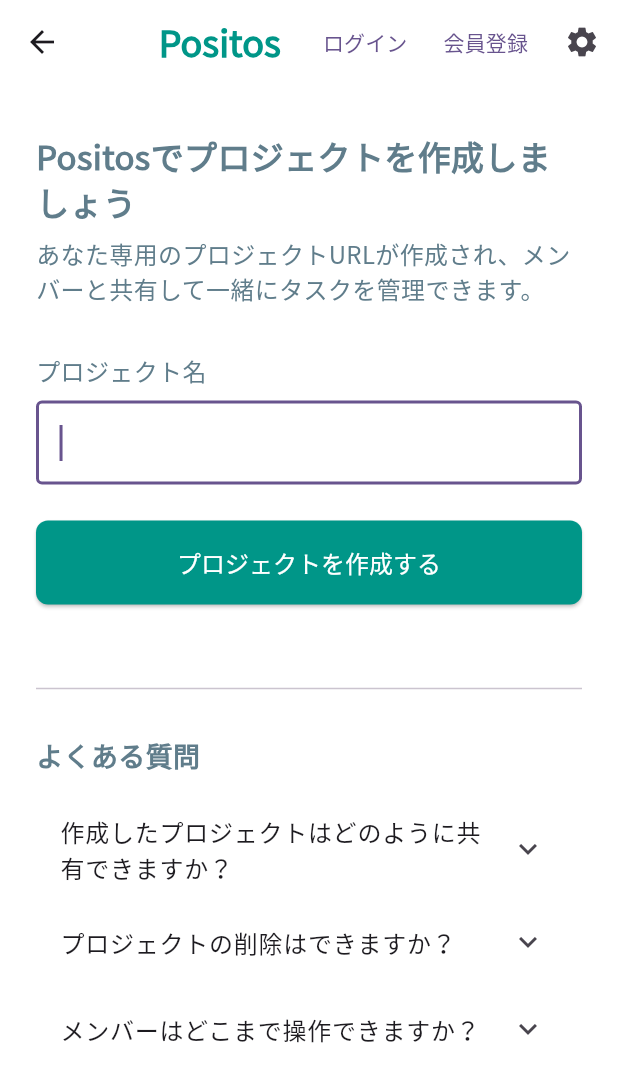
After one commit to taira51/positos-frontend-app, a Flutter app: the CreateProjectPage screen opened by its route, after a tap on "プロジェクトを作成する", on a phone screen of 412 x 824 dp. The commit adds this screen. Shown: the top 1082 px of the screen. Run offline on Flutter 3.47's test engine with Material 3 defaults, Android fonts, the phone set to English and light mode, and no system bars; our stand-ins replace firebase_auth, firebase_core, flutter_riverpod; accounts and stored records are empty; generated files the repository leaves out were written again; network calls fail.

Commit message:
プロジェクト作成画面作成（プロジェクト画面遷移まで実装済み）

```diff
--- /dev/null
+++ b/lib/models/project.dart
@@ -0,0 +1,62 @@
+
+
+class Project {
+  /// プロジェクトID
+  String? projectId;
+
+  /// プロジェクト名
+  String projectName;
+
+  /// プロジェクト順番
+  int? projectOrder;
+
+  /// 作成者ユーザーID（Firebase UID）
+  String? createUserId;
+
+  /// 作成日時
+  DateTime? createDateTime;
+
+  /// 更新ユーザーID（Firebase UID）
+  String? updateUserId;
+
+  /// 更新日時
+  DateTime? updateDateTime;
+
+  Project({
+    this.projectId,
+    required this.projectName,
+    this.projectOrder,
+    this.createUserId,
+    this.createDateTime,
+    this.updateUserId,
+    this.updateDateTime,
+  });
+
+  factory Project.fromJson(Map<String, dynamic> json) {
+    return Project(
+      projectId: json['projectId'],
+      projectName: json['projectName'],
+      projectOrder: json['projectOrder'],
+      createUserId: json['createUserId'],
+      createDateTime: json['createDateTime'] != null
+          ? DateTime.parse(json['createDateTime'])
+          : null,
+      updateUserId: json['updateUserId'],
+      updateDateTime: json['updateDateTime'] != null
+          ? DateTime.parse(json['updateDateTime'])
+          : null,
+    );
+  }
+
+  Map<String, dynamic> toJson() {
+    return {
+      'projectId': projectId,
+      'projectName': projectName,
+      'projectOrder': projectOrder,
+      'createUserId': createUserId,
+      'createDateTime': createDateTime?.toIso8601String(),
+      'updateUserId': updateUserId,
+      'updateDateTime': updateDateTime?.toIso8601String(),
+    };
+  }
+}
--- /dev/null
+++ b/lib/providers/project_providers.dart
@@ -0,0 +1,12 @@
+import 'package:flutter_riverpod/flutter_riverpod.dart';
+import 'package:positos_frontend_app/services/api_service.dart';
+import 'package:positos_frontend_app/services/project_service.dart';
+
+final apiServiceProvider = Provider<ApiService>((ref) {
+  return ApiService();
+});
+
+final projectServiceProvider = Provider<ProjectService>((ref) {
+  final api = ref.watch(apiServiceProvider);
+  return ProjectService(api: api);
+});
--- /dev/null
+++ b/lib/screens/create_project_page.dart
@@ -0,0 +1,161 @@
+import 'package:flutter_riverpod/flutter_riverpod.dart';
+import 'package:flutter/material.dart';
+
+import 'package:positos_frontend_app/widgets/common_app_bar.dart';
+
+import 'package:positos_frontend_app/providers/project_providers.dart';
+import 'package:positos_frontend_app/services/project_service.dart';
+import 'package:positos_frontend_app/models/project.dart';
+
+class CreateProjectPage extends ConsumerStatefulWidget {
+  const CreateProjectPage({super.key});
+
+  @override
+  ConsumerState<CreateProjectPage> createState() => _CreateProjectPageState();
+}
+
+class _CreateProjectPageState extends ConsumerState<CreateProjectPage> {
+  // サービスクラス
+  late final ProjectService projectService; // プロジェクト作成サービス
+
+  // 入力フォーム
+  final TextEditingController _projectNameInputController =
+      TextEditingController(); // プロジェクト名入力フォーム
+
+  // フォーカス
+  final _projectNameInputFocusNode = FocusNode();
+
+  // ------------ ライフサイクル ------------
+
+  // 初期化（ライフサイクル）
+  @override
+  void initState() {
+    super.initState();
+
+    // サービスを初期化
+    projectService = ref.read(projectServiceProvider);
+
+    // プロジェクト名入力
+    _projectNameInputFocusNode.requestFocus();
+  }
+
+  // ウィジェット破棄（ライフサイクル）
+  @override
+  void dispose() {
+    _projectNameInputController.dispose();
+    _projectNameInputFocusNode.dispose();
+    super.dispose();
+  }
+
+  // ------------ ライフサイクル ------------
+  // ------------ イベント ------------
+
+  // プロジェクト作成ボタン押下イベント
+  onClickCreateProjectButton() {
+    createProject();
+  }
+
+  // ------------ イベント ------------
+  // ------------ 処理 ------------
+
+  Future<void> createProject() async {
+    final String projectName = _projectNameInputController.text;
+
+    final project = Project(projectName: projectName);
+    final response = await projectService.createProject(project);
+
+    // TODO
+    // ダイアログで「新しいプロジェクトが作成されました」という文言とともに、共有するためのURLを表示する。
+    // コピーボタン押下により、URLをコピーする ⇒ コピーしたら「コピーしました」を表示する
+    // OKボタン押下により、自動でプロジェクト画面に遷移する
+
+    // 画面遷移など
+    if (!mounted) return;
+    Navigator.pushNamed(context, '/project/${response.projectId}');
+  }
+
+  // ------------ 処理 ------------
+
+  @override
+  Widget build(BuildContext context) {
+    return Scaffold(
+      backgroundColor: Colors.white,
+      appBar: buildCommonAppBar(context: context, showBackButton: true),
+      body: SingleChildScrollView(
+        padding: const EdgeInsets.symmetric(horizontal: 24, vertical: 32),
+        child: Column(
+          crossAxisAlignment: CrossAxisAlignment.start,
+          children: [
+            const Text(
+              'Positosでプロジェクトを作成しましょう',
+              style: TextStyle(fontSize: 22, fontWeight: FontWeight.bold),
+            ),
+            const SizedBox(height: 8),
+            const Text(
+              'あなた専用のプロジェクトURLが作成され、メンバーと共有して一緒にタスクを管理できます。',
+              style: TextStyle(fontSize: 16),
+            ),
+            const SizedBox(height: 32),
+            const Text('プロジェクト名', style: TextStyle(fontSize: 16)),
+            const SizedBox(height: 8),
+            TextField(
+              controller: _projectNameInputController,
+              focusNode: _projectNameInputFocusNode,
+              decoration: InputDecoration(border: OutlineInputBorder()),
+            ),
+            const SizedBox(height: 24),
+            SizedBox(
+              width: double.infinity,
+              child: ElevatedButton(
+                onPressed: () {
+                  onClickCreateProjectButton();
+                },
+                style: ElevatedButton.styleFrom(
+                  backgroundColor: Colors.teal,
+                  padding: const EdgeInsets.symmetric(vertical: 16),
+                  textStyle: const TextStyle(fontSize: 16),
+                ),
+                child: const Text('プロジェクトを作成する'),
+              ),
+            ),
+            const SizedBox(height: 48),
+            const Divider(),
+            const SizedBox(height: 24),
+            const Text(
+              'よくある質問',
+              style: TextStyle(fontSize: 18, fontWeight: FontWeight.bold),
+            ),
+            const SizedBox(height: 16),
+            const ExpansionTile(
+              title: Text('作成したプロジェクトはどのように共有できますか？'),
+              children: [
+                Padding(
+                  padding: EdgeInsets.symmetric(horizontal: 16, vertical: 8),
+                  child: Text('プロジェクト作成後に表示されるURLをLINEやメールなどで共有できます。'),
+                ),
+              ],
+            ),
+            const ExpansionTile(
+              title: Text('プロジェクトの削除はできますか？'),
+              children: [
+                Padding(
+                  padding: EdgeInsets.symmetric(horizontal: 16, vertical: 8),
+                  child: Text('今後のアップデートで対応予定です。現在はメンバーを削除して管理してください。'),
+                ),
+              ],
+            ),
+            const ExpansionTile(
+              title: Text('メンバーはどこまで操作できますか？'),
+              children: [
+                Padding(
+                  padding: EdgeInsets.symmetric(horizontal: 16, vertical: 8),
+                  child: Text('現在はすべてのメンバーがタスクの追加・編集・完了が可能です。将来的に権限設定を追加予定です。'),
+                ),
+              ],
+            ),
+          ],
+        ),
+      ),
+    );
+  }
+}
--- /dev/null
+++ b/lib/services/project_service.dart
@@ -0,0 +1,20 @@
+import 'api_service.dart';
+
+import 'package:positos_frontend_app/models/project.dart';
+
+// タスクサービス
+class ProjectService {
+  // URL
+  static const String projectUrl = '/project';
+
+  final ApiService api;
+
+  // コンストラクタ
+  ProjectService({required this.api});
+
+  // プロジェクト作成
+  Future<Project> createProject(Project project) async {
+    final data = await api.post(projectUrl, project.toJson());
+    return Project.fromJson(data);
+  }
+}
```
Also changed, not shown: lib/main.dart (+28 -6 lines), lib/screens/create_group_page.dart (deleted, +0 -87 lines), lib/screens/project_page.dart (added, +22 -0 lines), lib/screens/task_list_page.dart (+6 -5 lines), lib/screens/top_page.dart (+13 -10 lines), lib/services/task_service.dart (+9 -6 lines).
